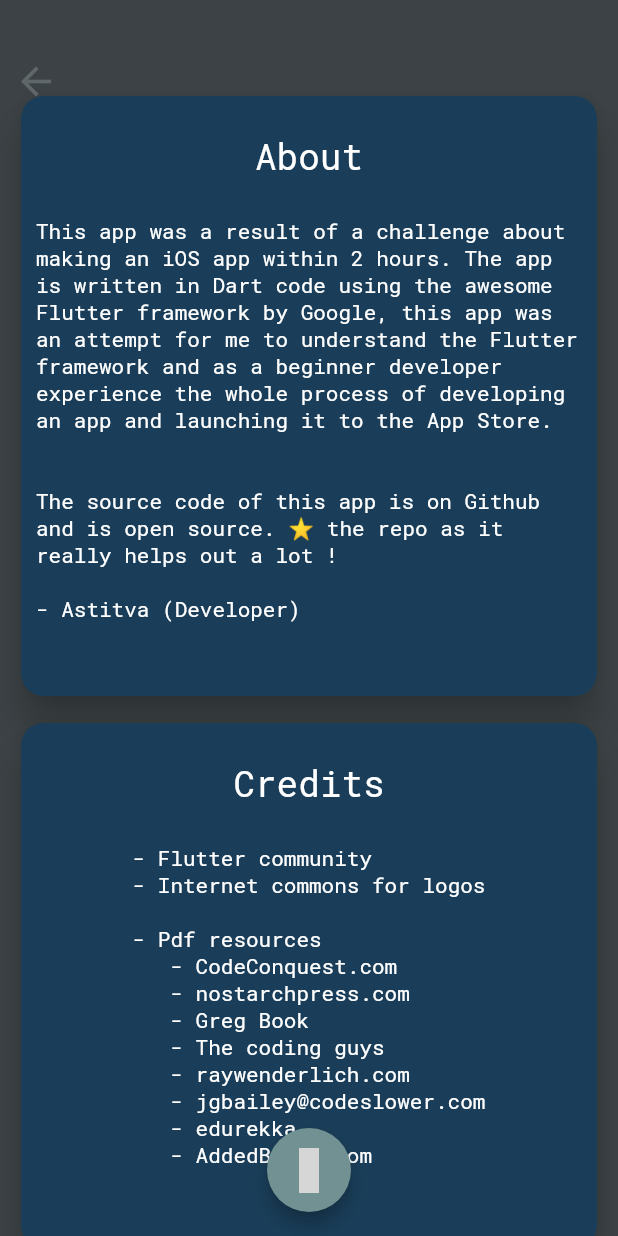
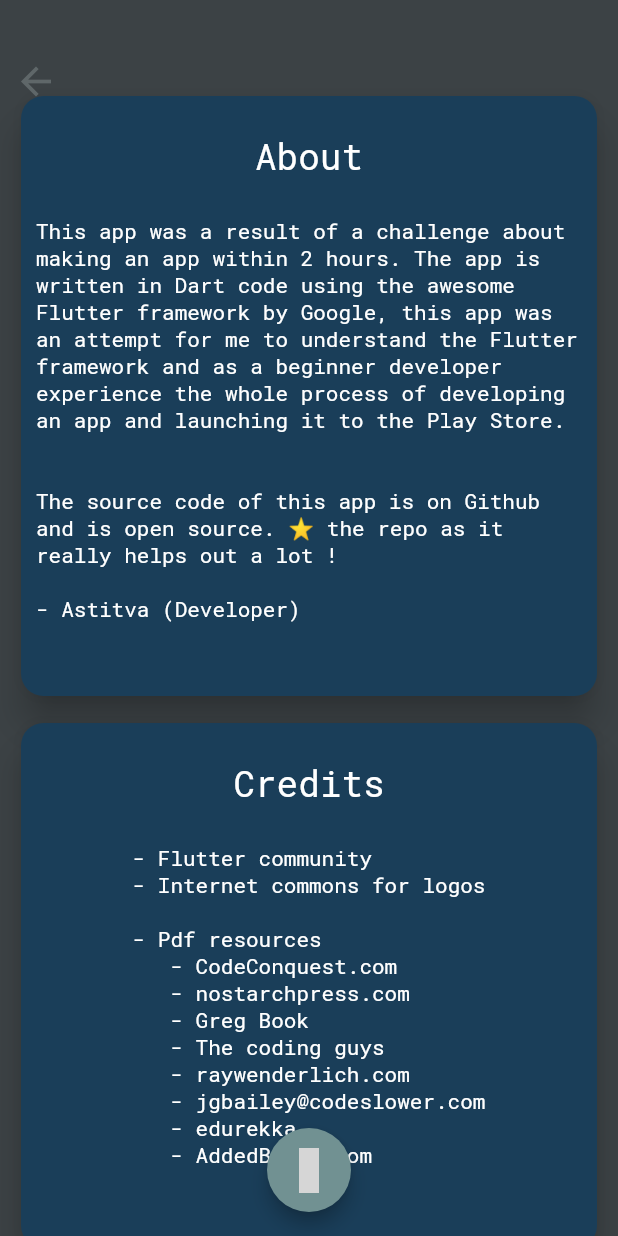
Before and after one commit to Asti7/HelloWorldApp, a Flutter app: the AboutPage screen opened by its route, on a phone screen of 412 x 824 dp. Run offline on Flutter 3.47's test engine with Material 2 defaults, Android fonts, the phone set to English and light mode, and no system bars; our stand-ins replace eva_icons_flutter; grey boxes are pictures that could not be loaded.

Commit message:
android related changes

```diff
--- a/hello_world/lib/about_page.dart
+++ b/hello_world/lib/about_page.dart
@@ -4,10 +4,10 @@ import 'package:url_launcher/url_launcher.dart';
 
 class AboutPage extends StatelessWidget {
   List<String> itemContent = [
-    'This app was a result of a challenge about making an iOS app within 2 hours. '
+    'This app was a result of a challenge about making an app within 2 hours. '
         'The app is written in Dart code using the awesome Flutter framework by Google, '
         'this app was an attempt for me to understand the Flutter framework and as a beginner developer experience the whole '
-        'process of developing an app and launching it to the App Store.\n\n\n'
+        'process of developing an app and launching it to the Play Store.\n\n\n'
         'The source code of this app is on Github and is open source. ⭐️ the repo as it really helps out a lot !\n\n'
         '- Astitva (Developer)',
 
```
Also changed, not shown: logo.png, 5 other files.
